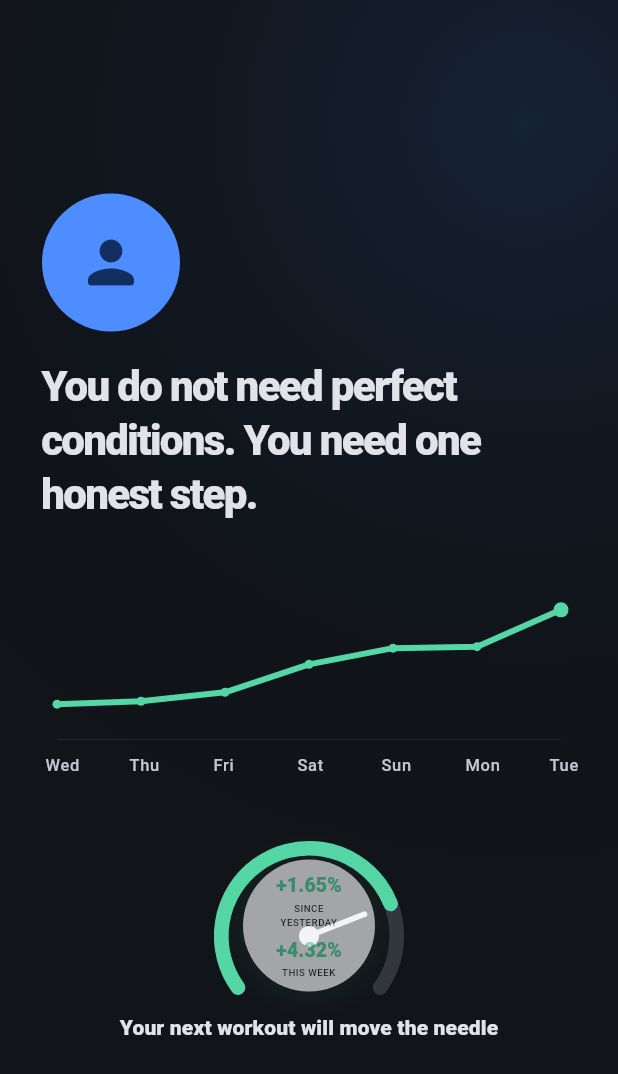
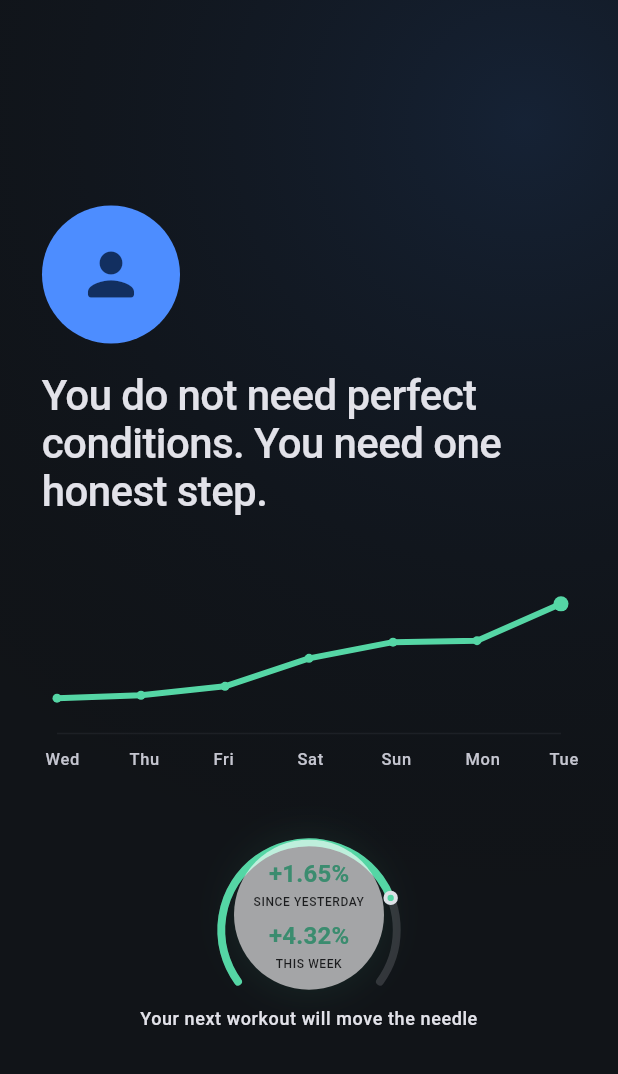
Before and after one commit to HyperspaceArchitecture/fitpulse, a Flutter app: the screen it shows after launch, on a phone screen of 412 x 824 dp. Shown: the top 1074 px of the screen. Run offline on Flutter 3.47's test engine with Material 3 defaults, Android fonts, the phone set to English and light mode, and no system bars; our stand-ins replace flutter_riverpod, go_router, image_picker, shared_preferences.

Commit message:
Refine startup typography and momentum graphic

```diff
--- a/lib/features/dashboard/presentation/pages/startup_page.dart
+++ b/lib/features/dashboard/presentation/pages/startup_page.dart
@@ -96,7 +96,11 @@ class _StartupPageState extends ConsumerState<StartupPage> {
                                           : Theme.of(context)
                                                 .textTheme
                                                 .displaySmall)
-                                      ?.copyWith(fontWeight: FontWeight.w900),
+                                      ?.copyWith(
+                                        fontWeight: FontWeight.w500,
+                                        height: 1.16,
+                                        letterSpacing: -0.4,
+                                      ),
                             ),
                           ),
                         ),
@@ -198,8 +202,8 @@ class _ImprovementPulseState extends State<_ImprovementPulse>
   Widget build(BuildContext context) {
     final colors = Theme.of(context).extension<FitPulseColors>()!;
     final badge = Container(
-      width: widget.compact ? 88 : 118,
-      height: widget.compact ? 88 : 118,
+      width: widget.compact ? 100 : 126,
+      height: widget.compact ? 100 : 126,
       padding: EdgeInsets.all(widget.compact ? 8 : 12),
       decoration: BoxDecoration(
         color: Colors.white,
@@ -214,7 +218,7 @@ class _ImprovementPulseState extends State<_ImprovementPulse>
       child: FittedBox(
         fit: BoxFit.scaleDown,
         child: SizedBox(
-          width: widget.compact ? 72 : 94,
+          width: widget.compact ? 82 : 98,
           child: Column(
             mainAxisSize: MainAxisSize.min,
             children: [
@@ -245,7 +249,7 @@ class _GainLine extends StatelessWidget {
         Text(
           '${value >= 0 ? '+' : ''}${value.toStringAsFixed(2)}%',
           style: Theme.of(context).textTheme.titleMedium
-              ?.copyWith(color: success, fontWeight: FontWeight.w900),
+              ?.copyWith(color: success, fontWeight: FontWeight.w700),
         ),
         Text(
           label,
--- a/lib/features/dashboard/presentation/widgets/momentum_needle.dart
+++ b/lib/features/dashboard/presentation/widgets/momentum_needle.dart
@@ -34,9 +34,10 @@ class MomentumNeedle extends StatelessWidget {
             child: CustomPaint(
               painter: _NeedlePainter(
                 value: animatedValue,
+                lift: lift,
                 track: Theme.of(context).colorScheme.surfaceContainerHighest,
                 active: colors.success,
-                needle: Theme.of(context).colorScheme.onSurface,
+                marker: Theme.of(context).colorScheme.onSurface,
               ),
               child: Align(
                 alignment: const Alignment(0, 0.55),
@@ -55,9 +56,9 @@ class MomentumNeedle extends StatelessWidget {
                 ? '+${lift.toStringAsFixed(1)} momentum from your workout'
                 : 'Your next workout will move the needle',
             textAlign: TextAlign.center,
-            style: Theme.of(context).textTheme.titleSmall?.copyWith(
+            style: Theme.of(context).textTheme.bodySmall?.copyWith(
               color: lift > 0 ? colors.success : null,
-              fontWeight: FontWeight.w800,
+              fontWeight: FontWeight.w500,
             ),
           ),
         ],
@@ -69,15 +70,17 @@ class MomentumNeedle extends StatelessWidget {
 class _NeedlePainter extends CustomPainter {
   const _NeedlePainter({
     required this.value,
+    required this.lift,
     required this.track,
     required this.active,
-    required this.needle,
+    required this.marker,
   });
 
   final double value;
+  final double lift;
   final Color track;
   final Color active;
-  final Color needle;
+  final Color marker;
 
   @override
   void paint(Canvas canvas, Size size) {
@@ -90,12 +93,12 @@ class _NeedlePainter extends CustomPainter {
       ..color = track
       ..style = PaintingStyle.stroke
       ..strokeCap = StrokeCap.round
-      ..strokeWidth = size.width * 0.065;
+      ..strokeWidth = size.width * 0.035;
     final activePaint = Paint()
       ..color = active
       ..style = PaintingStyle.stroke
       ..strokeCap = StrokeCap.round
-      ..strokeWidth = size.width * 0.065;
+      ..strokeWidth = size.width * 0.035;
     canvas.drawArc(rect, start, sweep, false, trackPaint);
     canvas.drawArc(
       rect,
@@ -105,26 +108,40 @@ class _NeedlePainter extends CustomPainter {
       activePaint,
     );
 
-    final angle = start + sweep * value.clamp(0, 100) / 100;
-    final end = Offset(
-      center.dx + math.cos(angle) * radius * 0.68,
-      center.dy + math.sin(angle) * radius * 0.68,
+    final currentAngle = start + sweep * value.clamp(0, 100) / 100;
+    final currentPoint = Offset(
+      center.dx + math.cos(currentAngle) * radius,
+      center.dy + math.sin(currentAngle) * radius,
     );
-    canvas.drawLine(
-      center,
-      end,
-      Paint()
-        ..color = needle
-        ..strokeWidth = size.width * 0.025
-        ..strokeCap = StrokeCap.round,
+    if (lift > 0) {
+      final previousAngle = start + sweep * (value - lift).clamp(0, 100) / 100;
+      final previousPoint = Offset(
+        center.dx + math.cos(previousAngle) * radius,
+        center.dy + math.sin(previousAngle) * radius,
+      );
+      canvas.drawCircle(
+        previousPoint,
+        size.width * 0.018,
+        Paint()..color = marker.withValues(alpha: 0.35),
+      );
+    }
+    canvas.drawCircle(
+      currentPoint,
+      size.width * 0.032,
+      Paint()..color = marker,
     );
-    canvas.drawCircle(center, size.width * 0.045, Paint()..color = needle);
+    canvas.drawCircle(
+      currentPoint,
+      size.width * 0.014,
+      Paint()..color = active,
+    );
   }
 
   @override
   bool shouldRepaint(_NeedlePainter oldDelegate) =>
       value != oldDelegate.value ||
+      lift != oldDelegate.lift ||
       track != oldDelegate.track ||
       active != oldDelegate.active ||
-      needle != oldDelegate.needle;
+      marker != oldDelegate.marker;
 }
```
